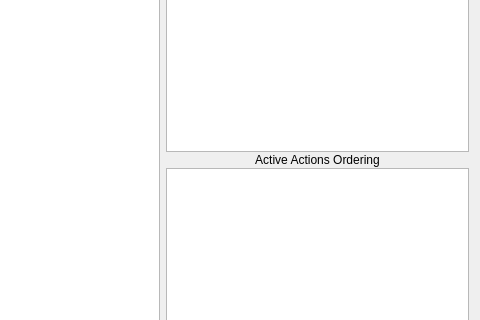
AndrewReynen/Lazylyst, file Configuration.ui: the form before one commit; both pictures show x 154 to 634 and y 115 to 435 of the 634 by 535 pixel window.
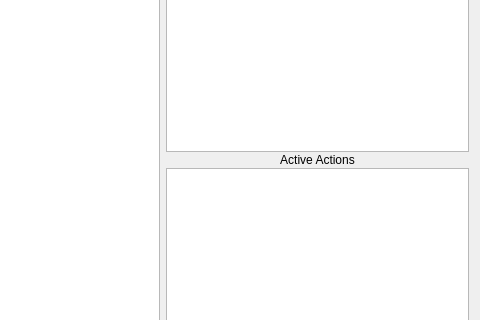
The form after the commit. Custom widgets are drawn as their Qt base class.

What changed in the file:
```diff
--- a/Configuration.ui
+++ b/Configuration.ui
@@ -94,7 +94,7 @@
           <enum>Qt::LeftToRight</enum>
          </property>
          <property name="text">
-          <string>Active Actions Ordering</string>
+          <string>Active Actions</string>
          </property>
          <property name="alignment">
           <set>Qt::AlignCenter</set>
```
